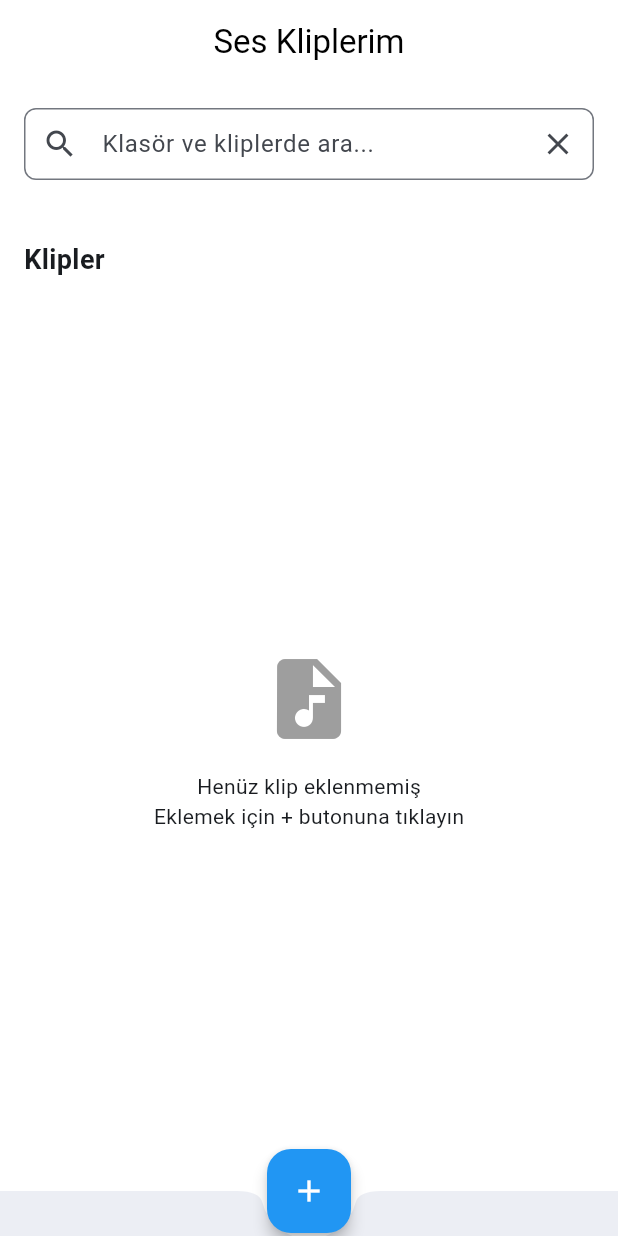
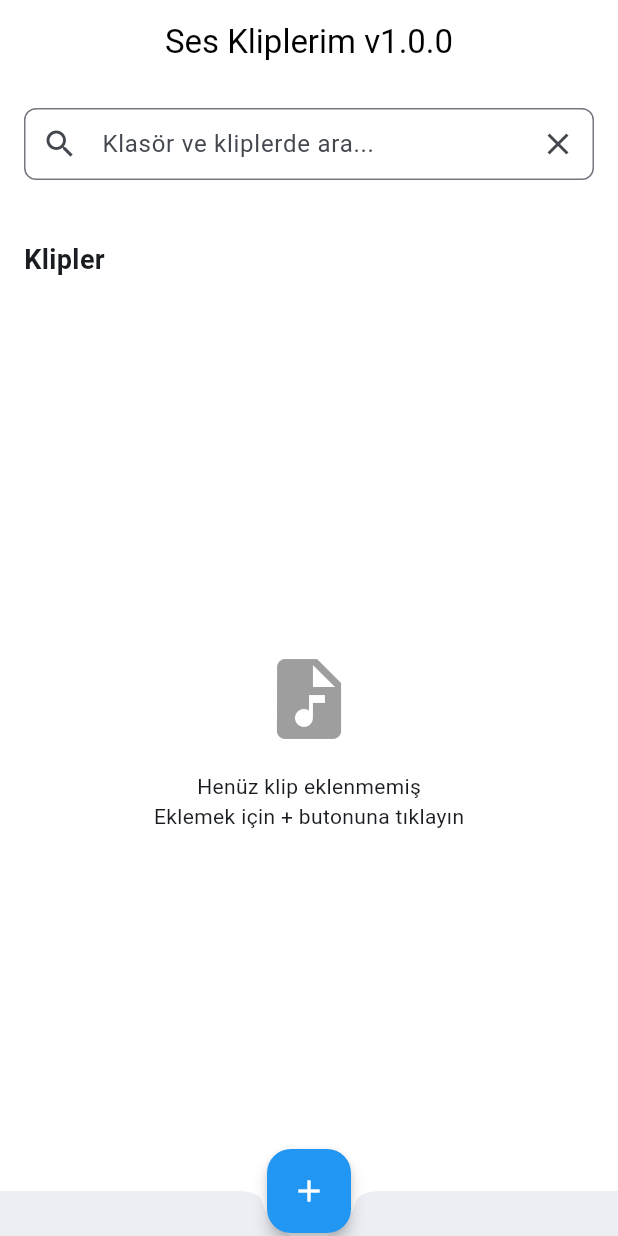
Before and after one commit to emrecanmuslu/clip-sticker-app, a Flutter app: the screen it shows after launch, on a phone screen of 412 x 824 dp. Run offline on Flutter 3.47's test engine with Material 3 defaults, Android fonts, the phone set to English and light mode, and no system bars; our stand-ins replace connectivity_plus, file_picker, flutter_riverpod, just_audio, permission_handler, share_plus and 1 more; missing offline and left inert: audio_waveforms, ffmpeg_kit_flutter_audio, youtube_explode_dart.

Commit message:
feat: Update home screen title to include version number
This commit modifies the title of the home screen to display the application's version number.

Key changes include:

-   **Version Number:** The home screen title now appends "v1.0.0" to the default title "Ses Kliplerim".

```diff
--- a/lib/modules/audio/screens/home_screen.dart
+++ b/lib/modules/audio/screens/home_screen.dart
@@ -89,7 +89,7 @@ class _HomeScreenState extends ConsumerState<HomeScreen> {
                 },
               )
             : null,
-        title: Text(currentFolder?.name ?? 'Ses Kliplerim'),
+        title: Text(currentFolder?.name ?? 'Ses Kliplerim v1.0.0'),
       ),
       body: CustomScrollView(
         slivers: [
```
